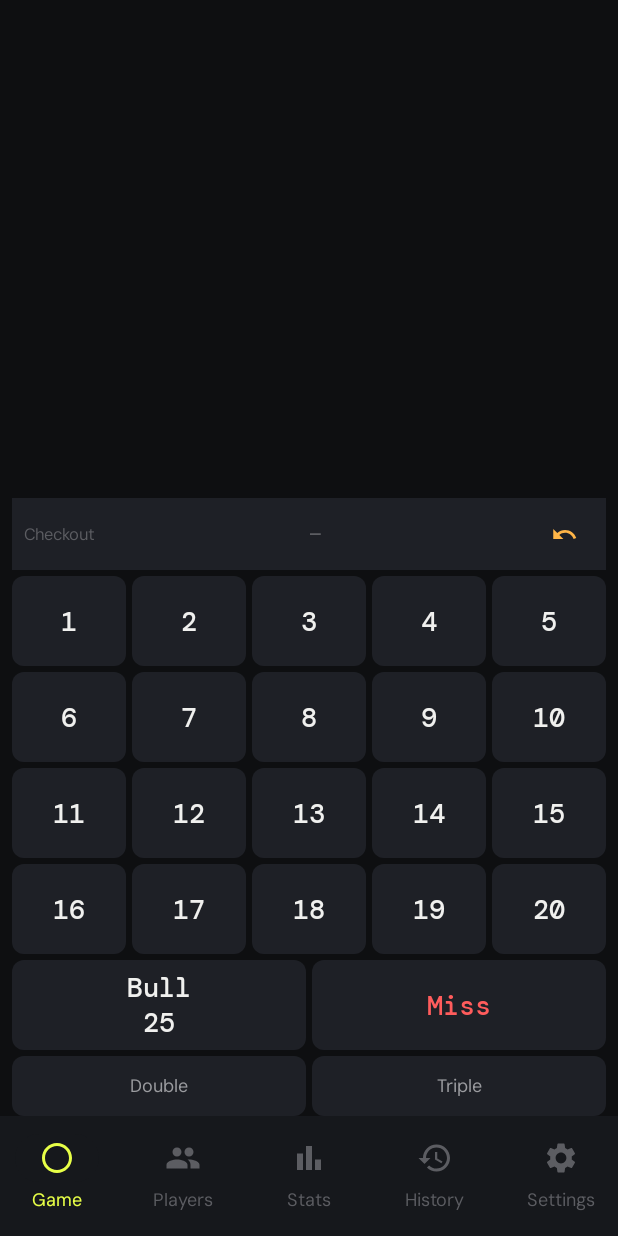
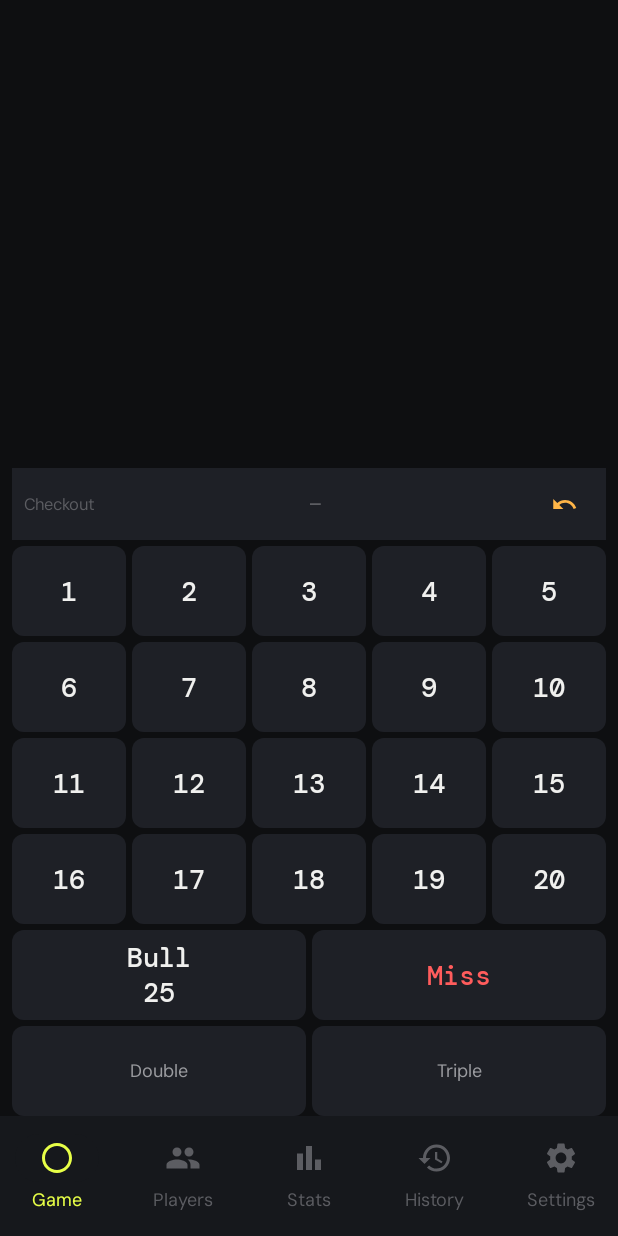
Before and after one commit to Chrausen/androiddartapp, an Android app built with Jetpack Compose: the LiveGameScreen screen opened through its navigation route, on a phone screen of 412 x 824 dp. Run offline under Robolectric (Android 15) with nearby library versions, the phone set to English and light mode, and no system bars; our stand-ins replace Dagger/Hilt's generated code.

Commit message:
UI: match Double/Triple button height to Bull/Miss buttons (60dp)
https://claude.ai/code/session_01SZZQGGDwyePXfP6UGeZf4F

```diff
--- a/app/src/main/java/com/clubdarts/ui/game/components/DartNumpad.kt
+++ b/app/src/main/java/com/clubdarts/ui/game/components/DartNumpad.kt
@@ -92,7 +92,7 @@ private fun MultiplierButton(
 ) {
     Box(
         modifier = modifier
-            .height(40.dp)
+            .height(60.dp)
             .background(
                 color = if (isActive) Accent else Surface2,
                 shape = RoundedCornerShape(8.dp)
```
